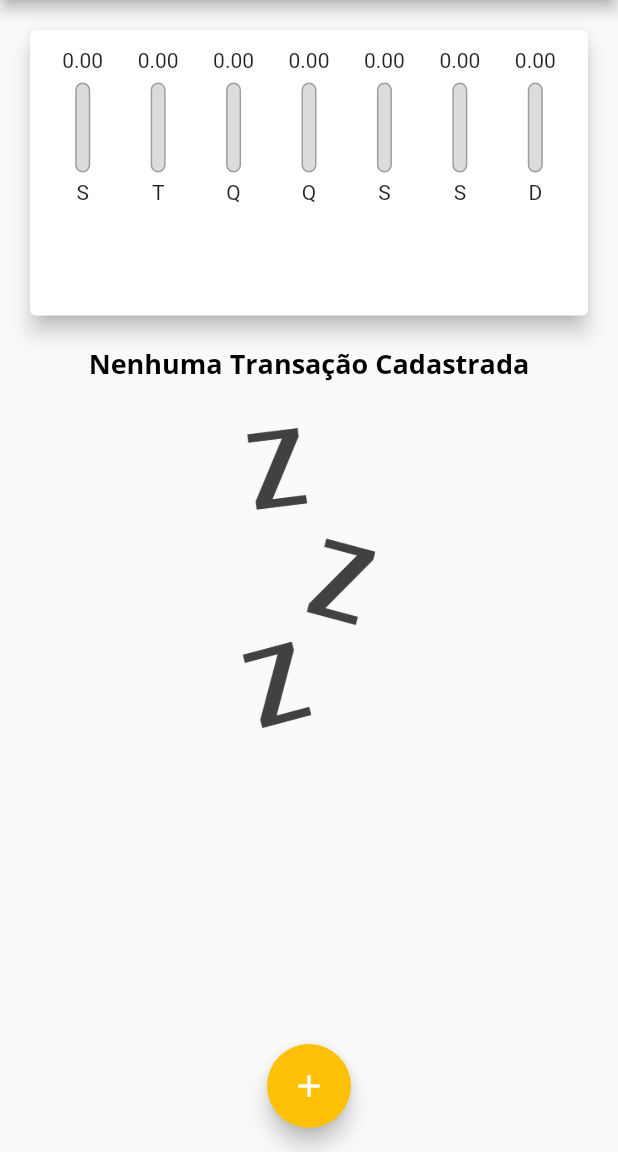
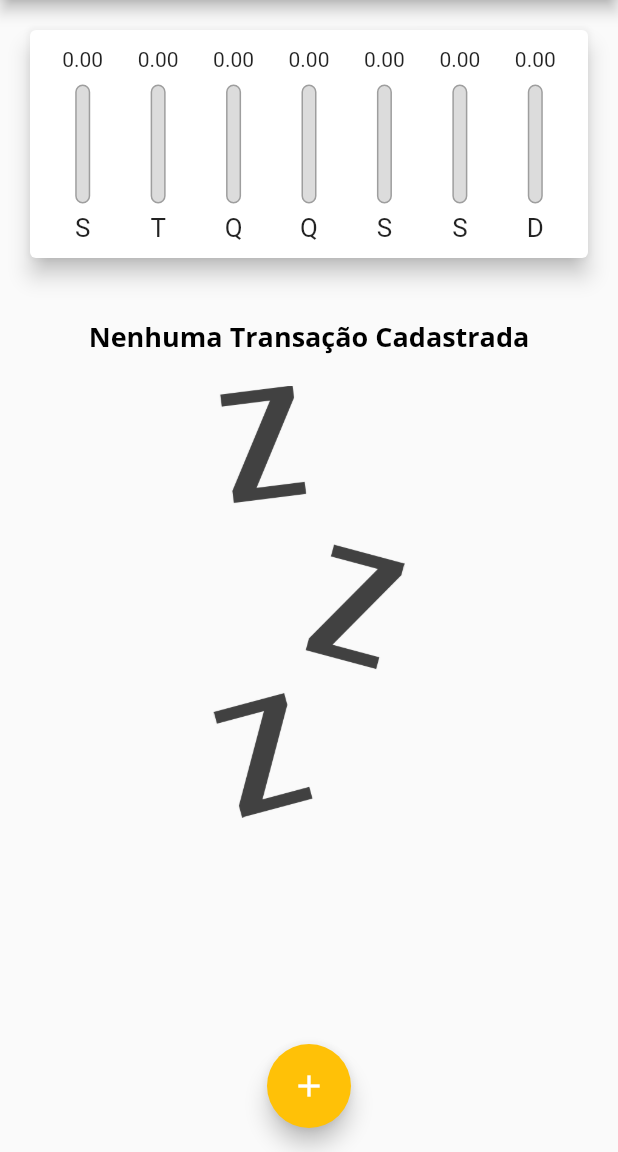
Before and after one commit to ravelsoares/expenses, a Flutter app: the screen it shows after launch, on a phone screen of 412 x 824 dp, the part 84-1236 px from its top. Run offline on Flutter 3.47's test engine with Material 2 defaults, Android fonts, the phone set to English and light mode, and no system bars; our stand-ins replace shared_preferences.

Commit message:
Modo paisagem

```diff
--- a/lib/components/chart_bar.dart
+++ b/lib/components/chart_bar.dart
@@ -14,19 +14,21 @@ class ChartBar extends StatelessWidget {
 
   @override
   Widget build(BuildContext context) {
+    return LayoutBuilder(
+      builder: (context, constraints) {
         return Column(
           children: [
-        Container(
-          height: 20,
+            SizedBox(
+              height: constraints.maxHeight * 0.15,
               child: Center(
                 child: FittedBox(
                   child: Text(value.toStringAsFixed(2)),
                 ),
               ),
             ),
-        const SizedBox(height: 5),
-        Container(
-          height: 60,
+            SizedBox(height: constraints.maxHeight * 0.05),
+            SizedBox(
+              height: constraints.maxHeight * 0.6,
               width: 10,
               child: Stack(
                 alignment: Alignment.bottomCenter,
@@ -53,9 +55,16 @@ class ChartBar extends StatelessWidget {
                 ],
               ),
             ),
-        SizedBox(height: 5),
-        Text(label),
+            SizedBox(height: constraints.maxHeight * 0.05),
+            SizedBox(
+              height: constraints.maxHeight * 0.15,
+              child: FittedBox(
+                child: Text(label),
+              ),
+            ),
           ],
+        );
+      },
     );
   }
 }
--- a/lib/components/without_transactions.dart
+++ b/lib/components/without_transactions.dart
@@ -5,15 +5,18 @@ class WithoutTransactions extends StatelessWidget {
 
   @override
   Widget build(BuildContext context) {
+    return LayoutBuilder(
+      builder: (context, constraints) {
         return Column(
           children: [
+            const SizedBox(height: 20),
             Text(
               'Nenhuma Transação Cadastrada',
               style: Theme.of(context).textTheme.headline6,
             ),
-        const SizedBox(height: 30),
+            const SizedBox(height: 20),
             SizedBox(
-          height: 200,
+              height: constraints.maxHeight * 0.5,
               child: Image.asset(
                 'assets/images/waiting.png',
                 fit: BoxFit.cover,
@@ -21,5 +24,7 @@ class WithoutTransactions extends StatelessWidget {
             )
           ],
         );
+      },
+    );
   }
 }
--- a/lib/main.dart
+++ b/lib/main.dart
@@ -1,8 +1,9 @@
 import 'package:expenses/screens/home_screen.dart';
 import 'package:flutter/material.dart';
+import 'package:flutter/services.dart';
 import 'package:flutter_localizations/flutter_localizations.dart';
 
-main(){
+main() {
   runApp(ExpensesApp());
 }
 
@@ -12,6 +13,11 @@ class ExpensesApp extends StatelessWidget {
 
   @override
   Widget build(BuildContext context) {
+    SystemChrome.setPreferredOrientations([
+      DeviceOrientation.portraitUp,
+      DeviceOrientation.landscapeRight,
+      DeviceOrientation.landscapeLeft
+    ]);
     return MaterialApp(
       localizationsDelegates: const [
         GlobalMaterialLocalizations.delegate,
--- a/lib/screens/home_screen.dart
+++ b/lib/screens/home_screen.dart
@@ -67,6 +67,8 @@ class _HomeScreenState extends State<HomeScreen> {
   final TransactionRespository _transactionRespository =
       TransactionRespository();
 
+  bool _showChart = false;
+
   List<Transaction> get _recentTransaction {
     return _transactions.where((transaction) {
       return transaction.date
@@ -113,7 +115,6 @@ class _HomeScreenState extends State<HomeScreen> {
       setState(() {
         _transactions = value;
       });
-
     });
   }
 
@@ -125,33 +126,50 @@ class _HomeScreenState extends State<HomeScreen> {
         style: TextStyle(fontSize: 20 * MediaQuery.of(context).textScaleFactor),
       ),
       actions: [
+        if (MediaQuery.of(context).orientation == Orientation.landscape)
+          IconButton(
+            onPressed: () {
+              setState(() {
+                _showChart = !_showChart;
+              });
+            },
+            icon: Icon(_showChart ? Icons.bar_chart : Icons.list),
+          ),
         IconButton(
           onPressed: () => _openTransactionFormModal(context),
           icon: const Icon(Icons.add),
         ),
       ],
     );
+
     final availableheight = MediaQuery.of(context).size.height -
         appBar.preferredSize.height -
         MediaQuery.of(context).padding.top;
+
+    bool isLandscape =
+        MediaQuery.of(context).orientation == Orientation.landscape;
     return Scaffold(
       appBar: appBar,
       body: SingleChildScrollView(
         child: Column(
           crossAxisAlignment: CrossAxisAlignment.stretch,
           children: [
-            SizedBox(
-              height: availableheight * 0.3,
-              child: Chart(_recentTransaction),
-            ),
-            SizedBox(
-                height: availableheight * 0.7,
-                child: TransactionList(_transactions, _deleteTransaction)),
+            if (_showChart || !isLandscape)
+              SizedBox(
+                height: isLandscape
+                    ? availableheight * 0.7
+                    : availableheight * 0.25,
+                child: Chart(_recentTransaction),
+              ),
+            if (!_showChart || !isLandscape)
+              SizedBox(
+                  height: availableheight * 0.75,
+                  child: TransactionList(_transactions, _deleteTransaction)),
           ],
         ),
       ),
       floatingActionButton: FloatingActionButton(
-        child: Icon(Icons.add),
+        child: const Icon(Icons.add),
         onPressed: () => _openTransactionFormModal(context),
       ),
       floatingActionButtonLocation: FloatingActionButtonLocation.centerFloat,
```
Lines whose indentation alone changed are shown as unchanged.
